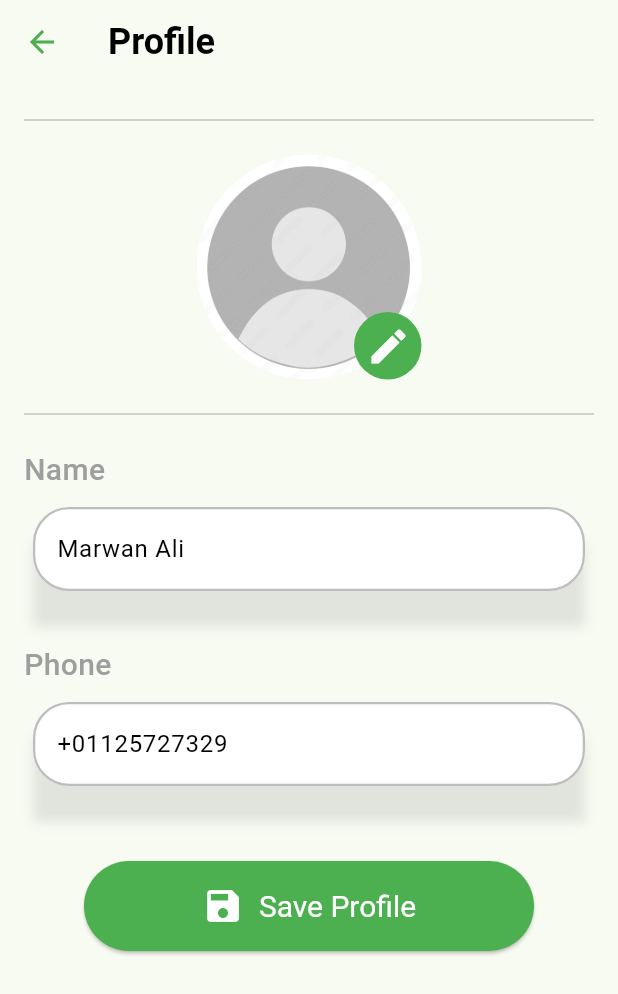
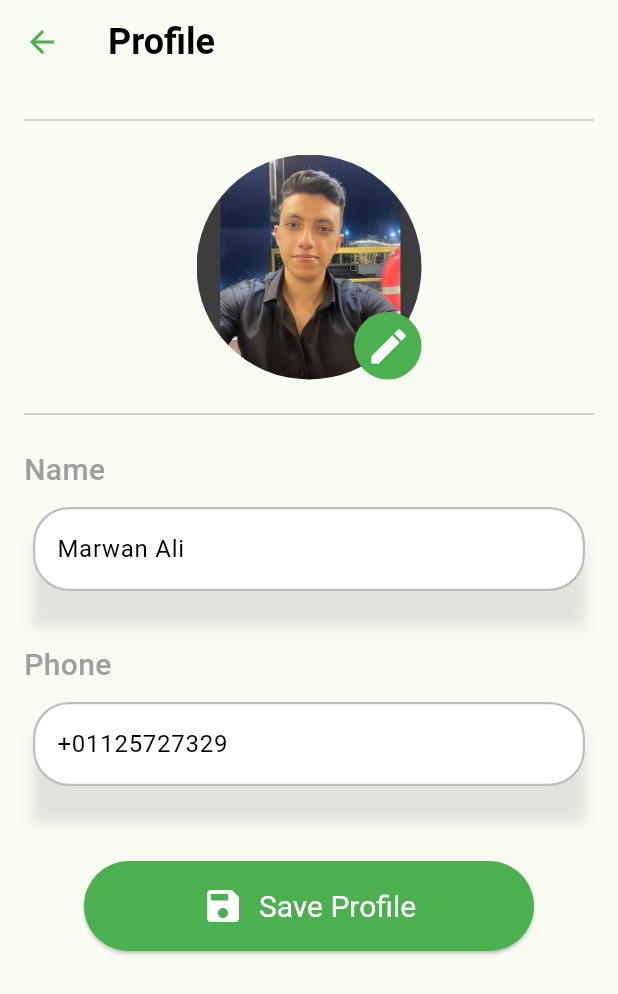
Before and after one commit to AliAttia635/Mini-WhatsApp, a Flutter app: the ProfileView screen opened by its route, after a tap on "Save Profile", on a phone screen of 412 x 824 dp. Shown: the top 994 px of the screen. Run offline on Flutter 3.47's test engine with Material 3 defaults, Android fonts, the phone set to English and light mode, and no system bars; our stand-ins replace animated_splash_screen, google_fonts.

Commit message:
refactor Ui code

```diff
--- a/lib/core/constants/assets/assets_images.dart
+++ b/lib/core/constants/assets/assets_images.dart
@@ -1,4 +1,4 @@
 class AssetsImages {
   static const whatsAppLogo = 'assets/images/logo.png';
-  static const profileImage = 'assets/images/profile_image.jpg';
+  static const profileImage = 'assets/images/profile_image2.jpg';
 }
--- a/lib/features/profile/presentation/views/profile_view.dart
+++ b/lib/features/profile/presentation/views/profile_view.dart
@@ -15,11 +15,11 @@ class ProfileView extends StatelessWidget {
           style: Styles.textStyle24,
         ),
         iconTheme: const IconThemeData(
-          color: ColorApp.primaryColor, // Set the back arrow color to green
+          color: ColorApp.primaryColor,
         ),
       ),
-      body: const Padding(
-        padding: EdgeInsets.all(16.0),
+      body: Padding(
+        padding: const EdgeInsets.all(16.0),
         child: ProfileBody(),
       ),
     );
--- /dev/null
+++ b/lib/features/profile/presentation/views/widgets/name_edit_form_field.dart
@@ -0,0 +1,37 @@
+import 'package:flutter/material.dart';
+import 'package:mentor_academy_live_task/core/shared_widgets/custom_text_field.dart';
+
+class NameEditFormField extends StatelessWidget {
+  const NameEditFormField({super.key, required this.oldValue});
+  final String oldValue;
+
+  @override
+  Widget build(BuildContext context) {
+    return Padding(
+      padding: EdgeInsets.only(bottom: 35, left: 6, right: 6, top: 10),
+      child: Container(
+        decoration: BoxDecoration(
+          boxShadow: [
+            BoxShadow(
+              color: Colors.grey.withOpacity(0.25),
+              offset: const Offset(0, 24),
+              blurRadius: 6,
+              spreadRadius: 0,
+            ),
+          ],
+        ),
+        child: CustomTextField(
+          initialValue: oldValue,
+          borderRadius: 24,
+          validator: (val) {
+            if (val!.isEmpty) {
+              return 'This Field is Required';
+            } else {
+              return null;
+            }
+          },
+        ),
+      ),
+    );
+  }
+}
--- a/lib/features/profile/presentation/views/widgets/text_edit_form_field.dart
+++ b/lib/features/profile/presentation/views/widgets/phone_edit_form_field.dart
@@ -1,10 +1,9 @@
 import 'package:flutter/material.dart';
 import 'package:mentor_academy_live_task/core/shared_widgets/custom_text_field.dart';
 
-class TextEditFormField extends StatelessWidget {
-  const TextEditFormField({super.key, required this.oldValue});
+class PhoneEditFormField extends StatelessWidget {
+  const PhoneEditFormField({super.key, required this.oldValue});
   final String oldValue;
-
   @override
   Widget build(BuildContext context) {
     return Padding(
@@ -23,6 +22,13 @@ class TextEditFormField extends StatelessWidget {
         child: CustomTextField(
           initialValue: oldValue,
           borderRadius: 24,
+          validator: (val) {
+            if (val!.isEmpty) {
+              return 'This Field is Required';
+            } else {
+              return null;
+            }
+          },
         ),
       ),
     );
--- a/lib/features/profile/presentation/views/widgets/profile_body.dart
+++ b/lib/features/profile/presentation/views/widgets/profile_body.dart
@@ -1,15 +1,19 @@
 import 'package:flutter/material.dart';
-import 'package:mentor_academy_live_task/core/shared_widgets/custome_button.dart';
 import 'package:mentor_academy_live_task/core/themes/styles.dart';
-import 'package:mentor_academy_live_task/features/profile/presentation/views/widgets/profile_image.dart';
-import 'package:mentor_academy_live_task/features/profile/presentation/views/widgets/text_edit_form_field.dart';
+import 'package:mentor_academy_live_task/features/profile/presentation/views/widgets/Name_edit_form_field.dart';
+import 'package:mentor_academy_live_task/features/profile/presentation/views/widgets/phone_edit_form_field.dart';
+import 'package:mentor_academy_live_task/features/profile/presentation/views/widgets/profile_image_edit.dart';
+import 'package:mentor_academy_live_task/features/profile/presentation/views/widgets/save_button.dart';
 
 class ProfileBody extends StatelessWidget {
-  const ProfileBody({super.key});
+  ProfileBody({super.key});
+  GlobalKey<FormState> formKey = GlobalKey<FormState>();
 
   @override
   Widget build(BuildContext context) {
     return SingleChildScrollView(
+      child: Form(
+        key: formKey,
         child: Column(
           crossAxisAlignment: CrossAxisAlignment.start,
           children: [
@@ -30,7 +34,7 @@ class ProfileBody extends StatelessWidget {
               style: Styles.textStyle20
                   .copyWith(fontWeight: FontWeight.w500, color: Colors.grey),
             ),
-          const TextEditFormField(
+            const NameEditFormField(
               oldValue: 'Marwan Ali',
             ),
             Text(
@@ -38,25 +42,18 @@ class ProfileBody extends StatelessWidget {
               style: Styles.textStyle20
                   .copyWith(fontWeight: FontWeight.w500, color: Colors.grey),
             ),
-          const TextEditFormField(
+            const PhoneEditFormField(
               oldValue: '+01125727329',
             ),
             const SizedBox(height: 15),
             Center(
-            child: Container(
-              width: 300,
-              height: 60,
-              child: CustomButton(
-                label: 'Save Profile',
-                onPressed: () {},
-                icon: Icons.save,
-                fontSize: 20,
-                borderRadius: 35,
-              ),
+              child: SaveButton(
+                formKey: formKey,
               ),
             )
           ],
         ),
+      ),
     );
   }
 }
--- /dev/null
+++ b/lib/features/profile/presentation/views/widgets/save_button.dart
@@ -0,0 +1,28 @@
+import 'package:flutter/material.dart';
+import 'package:mentor_academy_live_task/core/shared_widgets/custome_button.dart';
+
+class SaveButton extends StatelessWidget {
+  const SaveButton({
+    super.key,
+    required this.formKey,
+  });
+
+  final GlobalKey<FormState> formKey;
+
+  @override
+  Widget build(BuildContext context) {
+    return Container(
+      width: 300,
+      height: 60,
+      child: CustomButton(
+        label: 'Save Profile',
+        icon: Icons.save,
+        fontSize: 20,
+        borderRadius: 35,
+        onPressed: () {
+          if (formKey.currentState!.validate()) ;
+        },
+      ),
+    );
+  }
+}
```
Also changed, not shown: assets/images/profile_image2.jpg (added), lib/features/profile/presentation/views/widgets/profile_image_edit.dart (renamed from lib/features/profile/presentation/views/widgets/profile_image.dart). Lines whose indentation alone changed are shown as unchanged.
